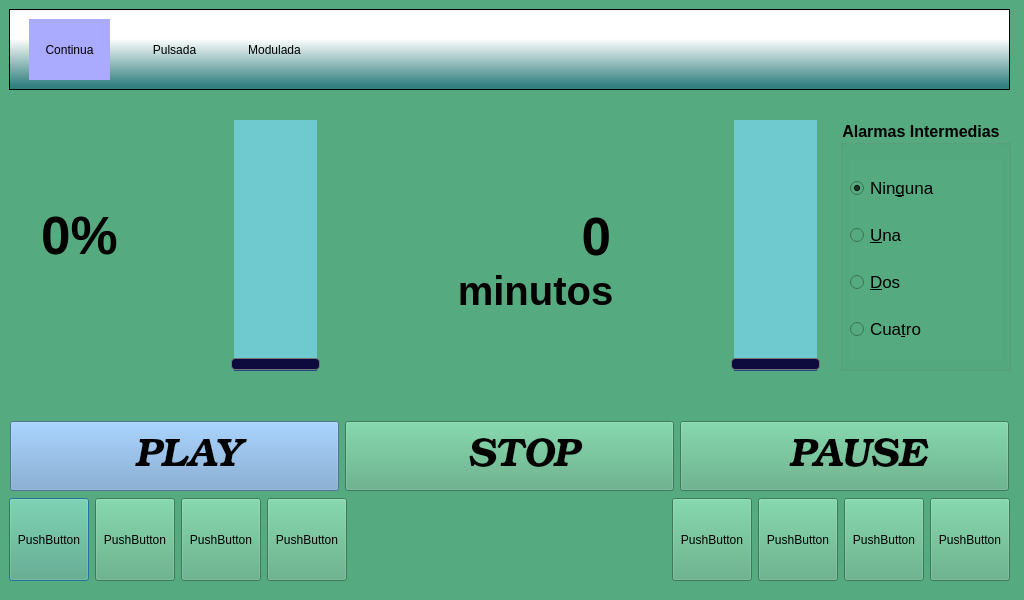
Old version of the form lipo1/lipo2.ui in the repository MarianoDel/pyqt5.
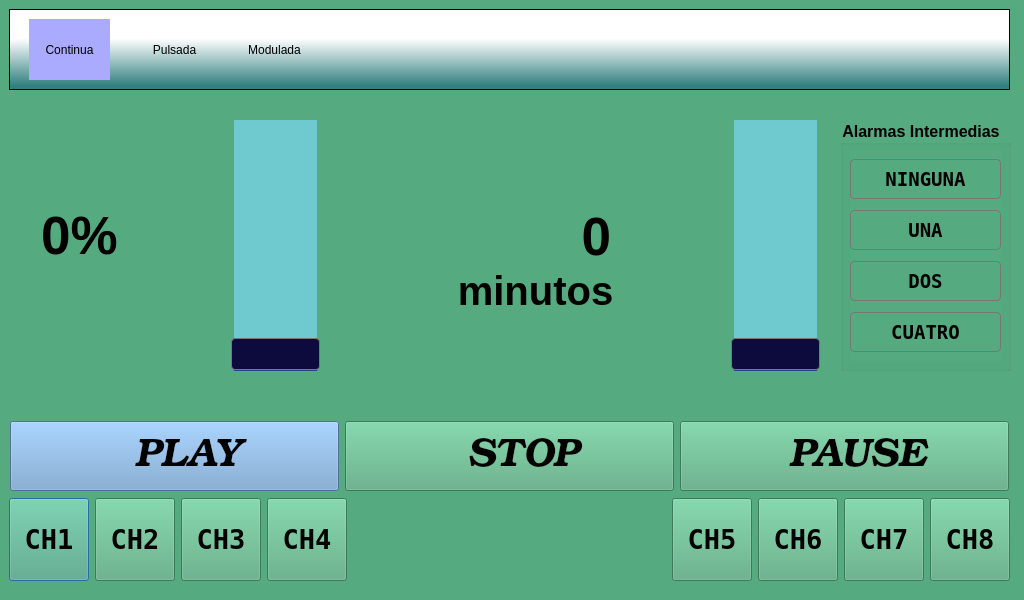
New version of the form. Icons and pictures are not drawn.

Diff of the .ui file:
```diff
--- a/lipo1/lipo2.ui
+++ b/lipo1/lipo2.ui
@@ -36,7 +36,7 @@
 border-radius: 4px;
 }
 QSlider::handle:vertical {
-height: 10px;
+height: 30px;
 background: rgb(13, 10, 61);
 margin: 0 -4px; /* expand outside the groove */
 border: 1px solid #777;
@@ -253,11 +253,19 @@
           <verstretch>0</verstretch>
          </sizepolicy>
         </property>
+        <property name="font">
+         <font>
+          <family>DejaVu Sans Mono</family>
+          <pointsize>20</pointsize>
+          <weight>75</weight>
+          <bold>true</bold>
+         </font>
+        </property>
         <property name="styleSheet">
          <string notr="true"/>
         </property>
         <property name="text">
-         <string>PushButton</string>
+         <string>CH1</string>
         </property>
        </widget>
       </item>
@@ -269,11 +277,19 @@
           <verstretch>0</verstretch>
          </sizepolicy>
         </property>
+        <property name="font">
+         <font>
+          <family>DejaVu Sans Mono</family>
+          <pointsize>20</pointsize>
+          <weight>75</weight>
+          <bold>true</bold>
+         </font>
+        </property>
         <property name="styleSheet">
          <string notr="true"/>
         </property>
         <property name="text">
-         <string>PushButton</string>
+         <string>CH2</string>
         </property>
        </widget>
       </item>
@@ -285,11 +301,19 @@
           <verstretch>0</verstretch>
          </sizepolicy>
         </property>
+        <property name="font">
+         <font>
+          <family>DejaVu Sans Mono</family>
+          <pointsize>20</pointsize>
+          <weight>75</weight>
+          <bold>true</bold>
+         </font>
+        </property>
         <property name="styleSheet">
          <string notr="true"/>
         </property>
         <property name="text">
-         <string>PushButton</string>
+         <string>CH3</string>
         </property>
        </widget>
       </item>
@@ -301,11 +325,19 @@
           <verstretch>0</verstretch>
          </sizepolicy>
         </property>
+        <property name="font">
+         <font>
+          <family>DejaVu Sans Mono</family>
+          <pointsize>20</pointsize>
+          <weight>75</weight>
+          <bold>true</bold>
+         </font>
+        </property>
         <property name="styleSheet">
          <string notr="true"/>
         </property>
         <property name="text">
-         <string>PushButton</string>
+         <string>CH4</string>
         </property>
        </widget>
       </item>
@@ -330,11 +362,19 @@
           <verstretch>0</verstretch>
          </sizepolicy>
         </property>
+        <property name="font">
+         <font>
+          <family>DejaVu Sans Mono</family>
+          <pointsize>20</pointsize>
+          <weight>75</weight>
+          <bold>true</bold>
+         </font>
+        </property>
         <property name="styleSheet">
          <string notr="true"/>
         </property>
         <property name="text">
-         <string>PushButton</string>
+         <string>CH5</string>
         </property>
        </widget>
       </item>
@@ -346,11 +386,19 @@
           <verstretch>0</verstretch>
          </sizepolicy>
         </property>
+        <property name="font">
+         <font>
+          <family>DejaVu Sans Mono</family>
+          <pointsize>20</pointsize>
+          <weight>75</weight>
+          <bold>true</bold>
+         </font>
+        </property>
         <property name="styleSheet">
          <string notr="true"/>
         </property>
         <property name="text">
-         <string>PushButton</string>
+         <string>CH6</string>
         </property>
        </widget>
       </item>
@@ -362,11 +410,19 @@
           <verstretch>0</verstretch>
          </sizepolicy>
         </property>
+        <property name="font">
+         <font>
+          <family>DejaVu Sans Mono</family>
+          <pointsize>20</pointsize>
+          <weight>75</weight>
+          <bold>true</bold>
+         </font>
+        </property>
         <property name="styleSheet">
          <string notr="true"/>
         </property>
         <property name="text">
-         <string>PushButton</string>
+         <string>CH7</string>
         </property>
        </widget>
       </item>
@@ -378,11 +434,19 @@
           <verstretch>0</verstretch>
          </sizepolicy>
         </property>
+        <property name="font">
+         <font>
+          <family>DejaVu Sans Mono</family>
+          <pointsize>20</pointsize>
+          <weight>75</weight>
+          <bold>true</bold>
+         </font>
+        </property>
         <property name="styleSheet">
          <string notr="true"/>
         </property>
         <property name="text">
-         <string>PushButton</string>
+         <string>CH8</string>
         </property>
        </widget>
       </item>
@@ -931,7 +995,7 @@
 border-radius: 4px;
 }
 QSlider::handle:vertical {
-height: 10px;
+height: 30px;
 background: rgb(13, 10, 61);
 margin: 0 -4px; /* expand outside the groove */
 border: 1px solid #777;
@@ -980,72 +1044,169 @@
     <property name="geometry">
      <rect>
       <x>10</x>
-      <y>40</y>
+      <y>30</y>
       <width>151</width>
-      <height>201</height>
+      <height>211</height>
      </rect>
     </property>
     <layout class="QVBoxLayout" name="verticalLayout_4">
+     <property name="spacing">
+      <number>2</number>
+     </property>
      <item>
-      <widget class="QRadioButton" name="radioButton_none">
-       <property name="sizePolicy">
-        <sizepolicy hsizetype="Minimum" vsizetype="Fixed">
-         <horstretch>0</horstretch>
-         <verstretch>0</verstretch>
-        </sizepolicy>
-       </property>
+      <widget class="QPushButton" name="alarmButton_none">
        <property name="minimumSize">
         <size>
          <width>0</width>
-         <height>0</height>
+         <height>40</height>
         </size>
        </property>
        <property name="font">
         <font>
-         <pointsize>13</pointsize>
+         <family>DejaVu Sans Mono</family>
+         <pointsize>14</pointsize>
+         <weight>75</weight>
+         <bold>true</bold>
         </font>
        </property>
+       <property name="styleSheet">
+        <string notr="true">QPushButton {
+background-color: transparent;
+/*border: none;*/
+border: 1px solid #777;
+border-radius: 4px;
+}
+
+QPushButton:checked, QPushButton:pressed {
+background-color: rgb(170, 170, 255);
+}
+</string>
+       </property>
        <property name="text">
-        <string>Nin&amp;guna</string>
+        <string>NINGUNA</string>
        </property>
-       <property name="checked">
+       <property name="checkable">
         <bool>true</bool>
        </property>
       </widget>
      </item>
      <item>
-      <widget class="QRadioButton" name="radioButton_one">
+      <widget class="QPushButton" name="alarmButton_one">
+       <property name="minimumSize">
+        <size>
+         <width>0</width>
+         <height>40</height>
+        </size>
+       </property>
        <property name="font">
         <font>
-         <pointsize>13</pointsize>
+         <family>DejaVu Sans Mono</family>
+         <pointsize>14</pointsize>
+         <weight>75</weight>
+         <bold>true</bold>
         </font>
        </property>
+       <property name="styleSheet">
+        <string notr="true">QPushButton {
+background-color: transparent;
+/*border: none;*/
+border: 1px solid #777;
+border-radius: 4px;
+}
+
+QPushButton:checked, QPushButton:pressed {
+background-color: rgb(170, 170, 255);
+}
+</string>
+       </property>
        <property name="text">
-        <string>&amp;Una</string>
+        <string>UNA</string>
        </property>
+       <property name="checkable">
+        <bool>true</bool>
+       </property>
+       <property name="autoExclusive">
+        <bool>true</bool>
+       </property>
       </widget>
      </item>
      <item>
-      <widget class="QRadioButton" name="radioButton_two">
+      <widget class="QPushButton" name="alarmButton_two">
+       <property name="minimumSize">
+        <size>
+         <width>0</width>
+         <height>40</height>
+        </size>
+       </property>
        <property name="font">
         <font>
-         <pointsize>13</pointsize>
+         <family>DejaVu Sans Mono</family>
+         <pointsize>14</pointsize>
+         <weight>75</weight>
+         <bold>true</bold>
         </font>
        </property>
+       <property name="styleSheet">
+        <string notr="true">QPushButton {
+background-color: transparent;
+/*border: none;*/
+border: 1px solid #777;
+border-radius: 4px;
+}
+
+QPushButton:checked, QPushButton:pressed {
+background-color: rgb(170, 170, 255);
+}
+</string>
+       </property>
        <property name="text">
-        <string>&amp;Dos</string>
+        <string>DOS</string>
        </property>
+       <property name="checkable">
+        <bool>true</bool>
+       </property>
+       <property name="autoExclusive">
+        <bool>true</bool>
+       </property>
       </widget>
      </item>
      <item>
-      <widget class="QRadioButton" name="radioButton_four">
+      <widget class="QPushButton" name="alarmButton_four">
+       <property name="minimumSize">
+        <size>
+         <width>0</width>
+         <height>40</height>
+        </size>
+       </property>
        <property name="font">
         <font>
-         <pointsize>13</pointsize>
+         <family>DejaVu Sans Mono</family>
+         <pointsize>14</pointsize>
+         <weight>75</weight>
+         <bold>true</bold>
         </font>
        </property>
+       <property name="styleSheet">
+        <string notr="true">QPushButton {
+background-color: transparent;
+/*border: none;*/
+border: 1px solid #777;
+border-radius: 4px;
+}
+
+QPushButton:checked, QPushButton:pressed {
+background-color: rgb(170, 170, 255);
+}
+</string>
+       </property>
        <property name="text">
-        <string>Cua&amp;tro</string>
+        <string>CUATRO</string>
+       </property>
+       <property name="checkable">
+        <bool>true</bool>
+       </property>
+       <property name="autoExclusive">
+        <bool>true</bool>
        </property>
       </widget>
      </item>
```
Left out of the diff: 17 changed lines with no effect on the pictures.
